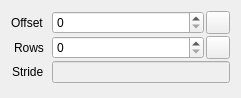
Above: src/session/BlockProperties.ui from houmain/gpupad before the change. Below: the same form after it.
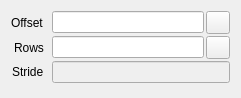
That is the form after the change. Icons and pictures are not drawn. Custom widgets are drawn as their Qt base class.

Commit message: Expressions for block offset and row count

The edit to the form file:
```diff
--- a/src/session/BlockProperties.ui
+++ b/src/session/BlockProperties.ui
@@ -60,20 +60,7 @@
          <number>0</number>
         </property>
         <item>
-         <widget class="QSpinBox" name="offset">
-          <property name="minimumSize">
-           <size>
-            <width>1</width>
-            <height>0</height>
-           </size>
-          </property>
-          <property name="accelerated">
-           <bool>true</bool>
-          </property>
-          <property name="maximum">
-           <number>1073741824</number>
-          </property>
-         </widget>
+         <widget class="ExpressionLineEdit" name="offset"/>
         </item>
         <item>
          <widget class="QToolButton" name="deduceOffset">
@@ -115,20 +102,7 @@
          <number>0</number>
         </property>
         <item>
-         <widget class="QSpinBox" name="rowCount">
-          <property name="minimumSize">
-           <size>
-            <width>1</width>
-            <height>0</height>
-           </size>
-          </property>
-          <property name="accelerated">
-           <bool>true</bool>
-          </property>
-          <property name="maximum">
-           <number>1073741824</number>
-          </property>
-         </widget>
+         <widget class="ExpressionLineEdit" name="rowCount"/>
         </item>
         <item>
          <widget class="QToolButton" name="deduceRowCount">
@@ -162,6 +136,13 @@
    </item>
   </layout>
  </widget>
+ <customwidgets>
+  <customwidget>
+   <class>ExpressionLineEdit</class>
+   <extends>QLineEdit</extends>
+   <header>session/ExpressionLineEdit.h</header>
+  </customwidget>
+ </customwidgets>
  <resources>
   <include location="../resources.qrc"/>
  </resources>
```
The commit also changes 15 other files.
